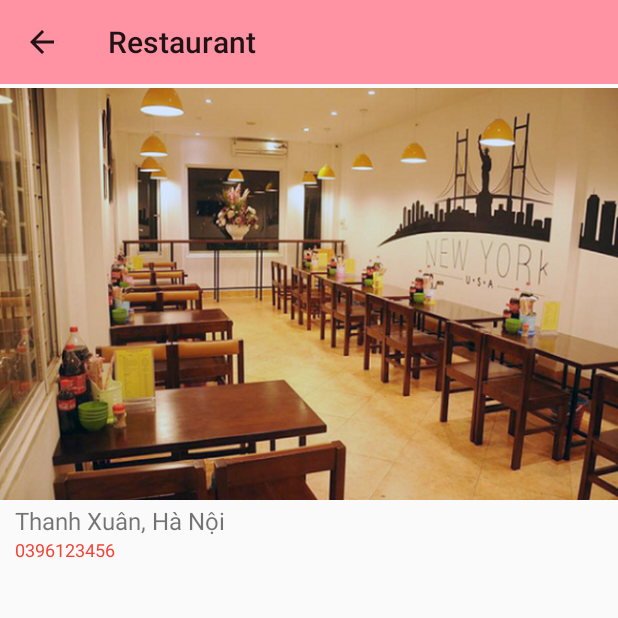
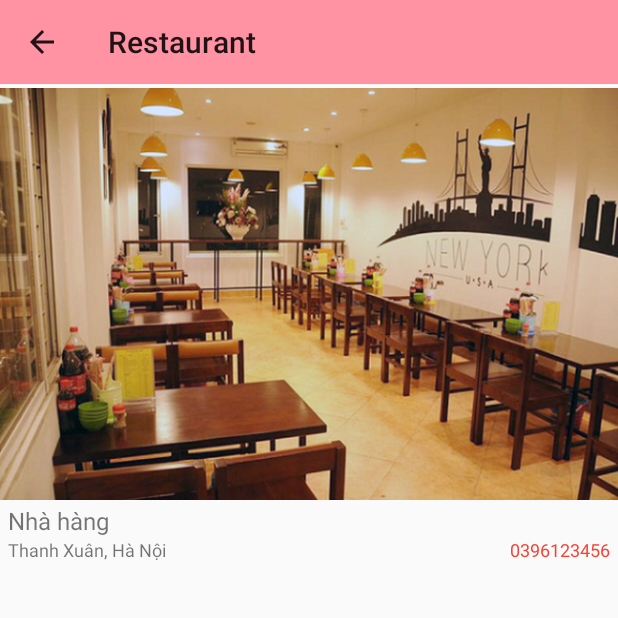
Before and after one commit to Prm392group4/FoodWar, an Android app: the RestaurantActivity screen opened directly, with no data from a screen before it, on a phone screen of 412 x 824 dp, the top half of it. Run offline under Robolectric (Android 15) with nearby library versions, the phone set to English and light mode, and no system bars; our stand-ins replace Firebase (no records; nobody signed in at launch, a user with empty details on screens opened directly), Picasso; 4 statements that could not run were skipped.

Commit message:
Food detail and restaurant

```diff
--- a/app/src/main/AndroidManifest.xml
+++ b/app/src/main/AndroidManifest.xml
@@ -87,7 +87,7 @@
         <activity android:name=".home_management.SearchActivity"></activity>
         <activity android:name=".home_management.SearchByLocationActivity"></activity>
         <activity android:name=".food_management.DetailFood"></activity>
-        <activity android:name=".food_management.Restaurant"></activity>
+        <activity android:name=".food_management.RestaurantActivity"></activity>
         <activity android:name=".food_management.FeedBack"></activity>
     </application>
 
--- a/app/src/main/java/com/example/foodwar/food_management/DetailFood.java
+++ b/app/src/main/java/com/example/foodwar/food_management/DetailFood.java
@@ -29,7 +29,6 @@ public class DetailFood extends AppCompatActivity {
         textView_nameProduct = findViewById(R.id.textView_nameProduct);
         textView_description = findViewById(R.id.textView_description);
 
-
         Bundle bundle = getIntent().getExtras();
         if (bundle != null){
             textView_price.setText(bundle.getString("Price"));
@@ -40,7 +39,7 @@ public class DetailFood extends AppCompatActivity {
         imageView_restaurant.setOnClickListener(new View.OnClickListener() {
             @Override
             public void onClick(View v) {
-                Intent intent = new Intent(DetailFood.this,Restaurant.class);
+                Intent intent = new Intent(DetailFood.this, RestaurantActivity.class);
                 startActivity(intent);
             }
         });
--- a/app/src/main/java/com/example/foodwar/food_management/Restaurant.java
+++ b/app/src/main/java/com/example/foodwar/food_management/RestaurantActivity.java
@@ -6,26 +6,30 @@ import androidx.appcompat.widget.Toolbar;
 import androidx.recyclerview.widget.GridLayoutManager;
 import androidx.recyclerview.widget.RecyclerView;
 
-import android.content.Intent;
 import android.os.Bundle;
 import android.view.View;
 import android.widget.ImageView;
-import android.widget.ListView;
+import android.widget.TextView;
 import android.widget.Toast;
 
+import com.bumptech.glide.Glide;
 import com.example.foodwar.R;
 import com.google.firebase.database.DataSnapshot;
 import com.google.firebase.database.DatabaseError;
 import com.google.firebase.database.DatabaseReference;
 import com.google.firebase.database.FirebaseDatabase;
 import com.google.firebase.database.ValueEventListener;
+import com.squareup.picasso.Picasso;
 
 import java.util.ArrayList;
 
 
-public class Restaurant extends AppCompatActivity {
+public class RestaurantActivity extends AppCompatActivity {
+    ImageView img_restaurant;
+    TextView textView_address, textView_phone, textView_restaurant;
     RecyclerView recyclerView;
     ArrayList<Food> listFood;
+    ArrayList<Restaurant> listRestaurant;
     FoodAdapter adapter;
 
     @Override
@@ -34,11 +38,12 @@ public class Restaurant extends AppCompatActivity {
         setContentView(R.layout.activity_restaurent);
         ActionToolBar();
         Init();
-        GridLayoutManager gridLayoutManager = new GridLayoutManager(Restaurant.this, 1);
+        GridLayoutManager gridLayoutManager = new GridLayoutManager(RestaurantActivity.this, 1);
         recyclerView.setLayoutManager(gridLayoutManager);
         listFood = new ArrayList<>();
-        adapter = new FoodAdapter(Restaurant.this, listFood);
+        adapter = new FoodAdapter(RestaurantActivity.this, listFood);
         recyclerView.setAdapter(adapter);
+        getResFromRealTimeDatabase();
         getListFoodFromRealTimeDatabase();
     }
 
@@ -54,14 +59,35 @@ public class Restaurant extends AppCompatActivity {
             }
         });
     }
+    //get restaurant information
+    private void getResFromRealTimeDatabase() {
+        FirebaseDatabase database = FirebaseDatabase.getInstance();
+        DatabaseReference foods_ref = database.getReference("restaurants/1");
+        foods_ref.addValueEventListener(new ValueEventListener() {
+            @Override
+            public void onDataChange(@NonNull DataSnapshot snapshot) {
+                    Restaurant restaurant = snapshot.getValue(Restaurant.class);
+                textView_address.setText(restaurant.getAddress());
+                textView_restaurant.setText(restaurant.getName());
+                textView_phone.setText(restaurant.getPhone());
+            }
 
-    //get data from firebase
+            @Override
+            public void onCancelled(@NonNull DatabaseError error) {
+                Toast.makeText(RestaurantActivity.this, "load list food failed", Toast.LENGTH_SHORT).show();
+            }
+        });
+    }
+    //get foods data from firebase
     private void getListFoodFromRealTimeDatabase(){
         FirebaseDatabase database = FirebaseDatabase.getInstance();
-        DatabaseReference myRef = database.getReference("foods");
-        myRef.addValueEventListener(new ValueEventListener() {
+        DatabaseReference foods_ref  = database.getReference("restaurants/1/foods");
+        foods_ref.addValueEventListener(new ValueEventListener() {
             @Override
             public void onDataChange(@NonNull DataSnapshot snapshot) {
+                if(listFood!=null){
+                    listFood.clear();
+                }
                 for (DataSnapshot dataSnapshot: snapshot.getChildren()) {
                     Food food = dataSnapshot.getValue(Food.class);
                     listFood.add(food);
@@ -71,12 +97,16 @@ public class Restaurant extends AppCompatActivity {
 
             @Override
             public void onCancelled(@NonNull DatabaseError error) {
-                Toast.makeText(Restaurant.this, "load list food failed", Toast.LENGTH_SHORT).show();
+                Toast.makeText(RestaurantActivity.this, "load list food failed", Toast.LENGTH_SHORT).show();
             }
         });
     }
 
     private void Init() {
         recyclerView = findViewById(R.id.recyclerView);
+        img_restaurant = findViewById(R.id.imageview_image);
+        textView_address = findViewById(R.id.textview_address);
+        textView_restaurant = findViewById(R.id.textView_restaurant);
+        textView_phone = findViewById(R.id.textview_phone);
     }
 }
--- a/app/src/main/res/layout/activity_restaurent.xml
+++ b/app/src/main/res/layout/activity_restaurent.xml
@@ -4,7 +4,7 @@
     xmlns:tools="http://schemas.android.com/tools"
     android:layout_width="match_parent"
     android:layout_height="match_parent"
-    tools:context=".food_management.Restaurant">
+    tools:context=".food_management.RestaurantActivity">
 
     <androidx.appcompat.widget.Toolbar
         android:id="@+id/toolbarRestaurant"
@@ -13,9 +13,10 @@
         android:background="#ff93a3"
         android:minHeight="?attr/actionBarSize"
         android:theme="?attr/actionBarTheme"
+        app:layout_constraintEnd_toEndOf="parent"
         app:layout_constraintStart_toStartOf="parent"
         app:layout_constraintTop_toTopOf="parent"
-        app:title="Restaurant" >
+        app:title="Restaurant">
 
     </androidx.appcompat.widget.Toolbar>
 
@@ -23,41 +24,49 @@
         android:id="@+id/img_restaurant"
         android:layout_width="match_parent"
         android:layout_height="280dp"
+        app:layout_constraintEnd_toEndOf="parent"
         app:layout_constraintStart_toStartOf="parent"
         app:layout_constraintTop_toBottomOf="@+id/toolbarRestaurant"
         app:srcCompat="@drawable/restaurant" />
 
     <TextView
-        android:id="@+id/textview_address"
+        android:id="@+id/textView_restaurant"
         android:layout_width="match_parent"
         android:layout_height="wrap_content"
-        android:paddingLeft="10dp"
-        android:text="Thanh Xuân, Hà Nội"
+        android:paddingLeft="5dp"
+        android:text="Nhà hàng"
         android:textSize="16sp"
+        app:layout_constraintEnd_toEndOf="parent"
         app:layout_constraintStart_toStartOf="parent"
         app:layout_constraintTop_toBottomOf="@+id/img_restaurant" />
 
     <TextView
+        android:id="@+id/textview_address"
+        android:layout_width="wrap_content"
+        android:layout_height="wrap_content"
+        android:paddingLeft="5dp"
+        android:text="Thanh Xuân, Hà Nội"
+        android:textSize="12sp"
+        app:layout_constraintStart_toStartOf="parent"
+        app:layout_constraintTop_toBottomOf="@+id/textView_restaurant" />
+
+    <TextView
         android:id="@+id/textview_phone"
-        android:layout_width="match_parent"
+        android:layout_width="wrap_content"
         android:layout_height="wrap_content"
-        android:paddingLeft="10dp"
+        android:paddingRight="5dp"
         android:text="0396123456"
         android:textColor="#F44336"
         android:textSize="12sp"
         app:layout_constraintEnd_toEndOf="parent"
-        app:layout_constraintStart_toStartOf="parent"
-        app:layout_constraintTop_toBottomOf="@+id/textview_address" />
+        app:layout_constraintTop_toBottomOf="@+id/textView_restaurant" />
 
     <androidx.recyclerview.widget.RecyclerView
         android:id="@+id/recyclerView"
         android:layout_width="409dp"
         android:layout_height="355dp"
-        android:layout_marginStart="1dp"
-        android:layout_marginEnd="1dp"
-        app:layout_constraintEnd_toEndOf="parent"
         app:layout_constraintStart_toStartOf="parent"
-        app:layout_constraintTop_toBottomOf="@+id/textview_phone" />
+        app:layout_constraintTop_toBottomOf="@+id/textview_address" />
 
 
 </androidx.constraintlayout.widget.ConstraintLayout>
```
Also changed, not shown: app/src/main/java/com/example/foodwar/food_management/FeedBack.java (+20 -2 lines), app/src/main/java/com/example/foodwar/home_management/Food.java (+11 -1 lines).
